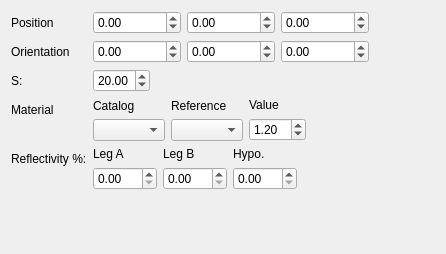
Before: the Qt Designer form freecad/pyoptools/GUI/RightAnglePrism.ui in cihologramas/freecad-pyoptools, drawn with Qt 5.
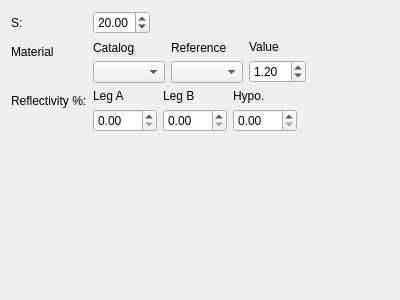
After: the same form once the commit is applied.

Commit message:
Using the positionWidget
All the optical components are using now the position widget.

What changed in the file:
```diff
--- a/freecad/pyoptools/GUI/RightAnglePrism.ui
+++ b/freecad/pyoptools/GUI/RightAnglePrism.ui
@@ -1,19 +1,19 @@
 <?xml version="1.0" encoding="UTF-8"?>
 <ui version="4.0">
- <class>Dialog</class>
- <widget class="QDialog" name="Dialog">
+ <class>Form</class>
+ <widget class="QWidget" name="Form">
   <property name="geometry">
    <rect>
     <x>0</x>
     <y>0</y>
-    <width>446</width>
-    <height>254</height>
+    <width>400</width>
+    <height>300</height>
    </rect>
   </property>
   <property name="windowTitle">
    <string>Dialog</string>
   </property>
-  <layout class="QHBoxLayout" name="horizontalLayout_4">
+  <layout class="QVBoxLayout" name="verticalLayout_7">
    <item>
     <layout class="QFormLayout" name="formLayout">
      <property name="sizeConstraint">
@@ -23,112 +23,27 @@
       <enum>QFormLayout::ExpandingFieldsGrow</enum>
      </property>
      <item row="0" column="0">
-      <widget class="QLabel" name="label_10">
-       <property name="text">
-        <string>Position</string>
-       </property>
-      </widget>
-     </item>
-     <item row="0" column="1">
-      <layout class="QHBoxLayout" name="horizontalLayout_3">
-       <item>
-        <widget class="QDoubleSpinBox" name="Xpos">
-         <property name="minimum">
-          <double>-1000000.000000000000000</double>
-         </property>
-         <property name="maximum">
-          <double>1000000.000000000000000</double>
-         </property>
-        </widget>
-       </item>
-       <item>
-        <widget class="QDoubleSpinBox" name="Ypos">
-         <property name="minimum">
-          <double>-1000000.000000000000000</double>
-         </property>
-         <property name="maximum">
-          <double>1000000.000000000000000</double>
-         </property>
-        </widget>
-       </item>
-       <item>
-        <widget class="QDoubleSpinBox" name="Zpos">
-         <property name="minimum">
-          <double>-1000000.000000000000000</double>
-         </property>
-         <property name="maximum">
-          <double>1000000.000000000000000</double>
-         </property>
-        </widget>
-       </item>
-      </layout>
-     </item>
-     <item row="1" column="0">
-      <widget class="QLabel" name="label_7">
-       <property name="text">
-        <string>Orientation</string>
-       </property>
-      </widget>
-     </item>
-     <item row="1" column="1">
-      <layout class="QHBoxLayout" name="horizontalLayout">
-       <item>
-        <widget class="QDoubleSpinBox" name="Xrot">
-         <property name="minimum">
-          <double>-1000000.000000000000000</double>
-         </property>
-         <property name="maximum">
-          <double>1000000.000000000000000</double>
-         </property>
-        </widget>
-       </item>
-       <item>
-        <widget class="QDoubleSpinBox" name="Yrot">
-         <property name="minimum">
-          <double>-1000000.000000000000000</double>
-         </property>
-         <property name="maximum">
-          <double>1000000.000000000000000</double>
-         </property>
-         <property name="value">
-          <double>0.000000000000000</double>
-         </property>
-        </widget>
-       </item>
-       <item>
-        <widget class="QDoubleSpinBox" name="Zrot">
-         <property name="minimum">
-          <double>-1000000.000000000000000</double>
-         </property>
-         <property name="maximum">
-          <double>1000000.000000000000000</double>
-         </property>
-        </widget>
-       </item>
-      </layout>
-     </item>
-     <item row="2" column="0">
       <widget class="QLabel" name="label_2">
        <property name="text">
         <string>S:</string>
        </property>
       </widget>
      </item>
-     <item row="2" column="1">
+     <item row="0" column="1">
       <widget class="QDoubleSpinBox" name="S">
        <property name="value">
         <double>20.000000000000000</double>
        </property>
       </widget>
      </item>
-     <item row="3" column="0">
+     <item row="1" column="0">
       <widget class="QLabel" name="label_5">
        <property name="text">
         <string>Material</string>
        </property>
       </widget>
      </item>
-     <item row="3" column="1">
+     <item row="1" column="1">
       <layout class="QHBoxLayout" name="horizontalLayout_2">
        <item>
         <layout class="QVBoxLayout" name="verticalLayout_4">
@@ -184,14 +99,14 @@
        </item>
       </layout>
      </item>
-     <item row="4" column="0">
+     <item row="2" column="0">
       <widget class="QLabel" name="label">
        <property name="text">
         <string>Reflectivity %:</string>
        </property>
       </widget>
      </item>
-     <item row="4" column="1">
+     <item row="2" column="1">
       <layout class="QHBoxLayout" name="horizontalLayout_5">
        <item>
         <layout class="QVBoxLayout" name="verticalLayout_6">
```
Left out of the diff: 2 changed lines with no effect on the pictures. The commit also changes 21 other files.
